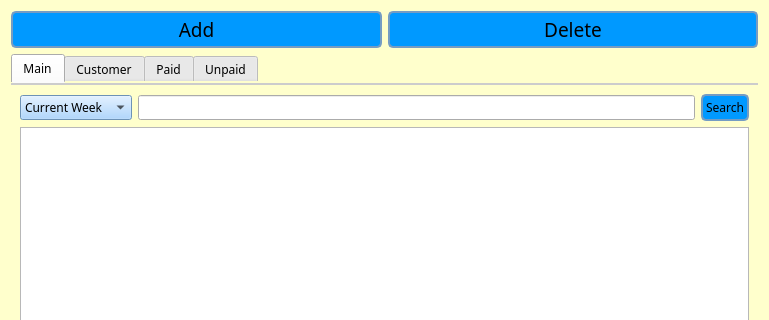
First picture: the form in new_start/UI_File/Main.ui, repository maximustann/Bing_project, before the edit; both pictures show x 0 to 769 and y 0 to 320 of the 769 by 723 pixel window.
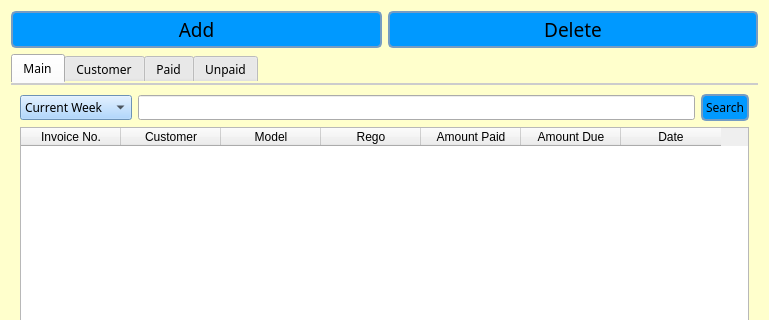
Second picture: the form after the edit.

Patch:
```diff
--- a/new_start/UI_File/Main.ui
+++ b/new_start/UI_File/Main.ui
@@ -257,7 +257,7 @@
           <bool>true</bool>
          </property>
          <attribute name="horizontalHeaderVisible">
-          <bool>false</bool>
+          <bool>true</bool>
          </attribute>
          <attribute name="horizontalHeaderHighlightSections">
           <bool>false</bool>
```
